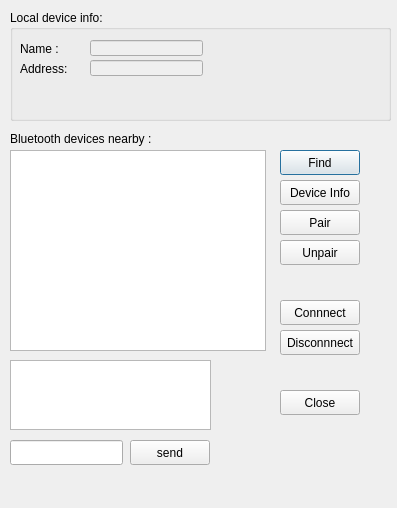
Above: btconnector.ui from miiiiichal/OBDScanner before the change. Below: the same form after it.
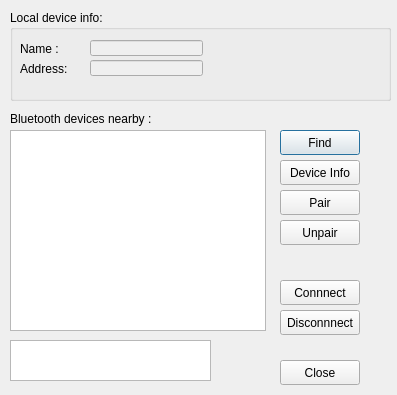
That is the form after the change.

The edit to the form file:
```diff
--- a/btconnector.ui
+++ b/btconnector.ui
@@ -7,7 +7,7 @@
     <x>0</x>
     <y>0</y>
     <width>397</width>
-    <height>508</height>
+    <height>395</height>
    </rect>
   </property>
   <property name="windowTitle">
@@ -17,7 +17,7 @@
    <property name="geometry">
     <rect>
      <x>10</x>
-     <y>150</y>
+     <y>130</y>
      <width>256</width>
      <height>201</height>
     </rect>
@@ -27,7 +27,7 @@
    <property name="geometry">
     <rect>
      <x>10</x>
-     <y>130</y>
+     <y>110</y>
      <width>161</width>
      <height>17</height>
     </rect>
@@ -40,7 +40,7 @@
    <property name="geometry">
     <rect>
      <x>280</x>
-     <y>150</y>
+     <y>130</y>
      <width>80</width>
      <height>25</height>
     </rect>
@@ -53,7 +53,7 @@
    <property name="geometry">
     <rect>
      <x>280</x>
-     <y>210</y>
+     <y>190</y>
      <width>80</width>
      <height>25</height>
     </rect>
@@ -66,7 +66,7 @@
    <property name="geometry">
     <rect>
      <x>280</x>
-     <y>330</y>
+     <y>310</y>
      <width>80</width>
      <height>25</height>
     </rect>
@@ -79,7 +79,7 @@
    <property name="geometry">
     <rect>
      <x>280</x>
-     <y>180</y>
+     <y>160</y>
      <width>80</width>
      <height>25</height>
     </rect>
@@ -105,7 +105,7 @@
    <property name="geometry">
     <rect>
      <x>280</x>
-     <y>390</y>
+     <y>360</y>
      <width>80</width>
      <height>25</height>
     </rect>
@@ -120,7 +120,7 @@
      <x>10</x>
      <y>10</y>
      <width>381</width>
-     <height>111</height>
+     <height>91</height>
     </rect>
    </property>
    <property name="title">
@@ -183,9 +183,9 @@
    <property name="geometry">
     <rect>
      <x>10</x>
-     <y>360</y>
+     <y>340</y>
      <width>201</width>
-     <height>70</height>
+     <height>41</height>
     </rect>
    </property>
   </widget>
@@ -193,7 +193,7 @@
    <property name="geometry">
     <rect>
      <x>280</x>
-     <y>240</y>
+     <y>220</y>
      <width>80</width>
      <height>25</height>
     </rect>
@@ -206,7 +206,7 @@
    <property name="geometry">
     <rect>
      <x>280</x>
-     <y>300</y>
+     <y>280</y>
      <width>80</width>
      <height>25</height>
     </rect>
@@ -215,29 +215,6 @@
     <string>Connnect</string>
    </property>
   </widget>
-  <widget class="QPushButton" name="pushButton">
-   <property name="geometry">
-    <rect>
-     <x>130</x>
-     <y>440</y>
-     <width>80</width>
-     <height>25</height>
-    </rect>
-   </property>
-   <property name="text">
-    <string>send</string>
-   </property>
-  </widget>
-  <widget class="QLineEdit" name="inputInstr">
-   <property name="geometry">
-    <rect>
-     <x>10</x>
-     <y>440</y>
-     <width>113</width>
-     <height>25</height>
-    </rect>
-   </property>
-  </widget>
  </widget>
  <resources/>
  <connections/>
```
